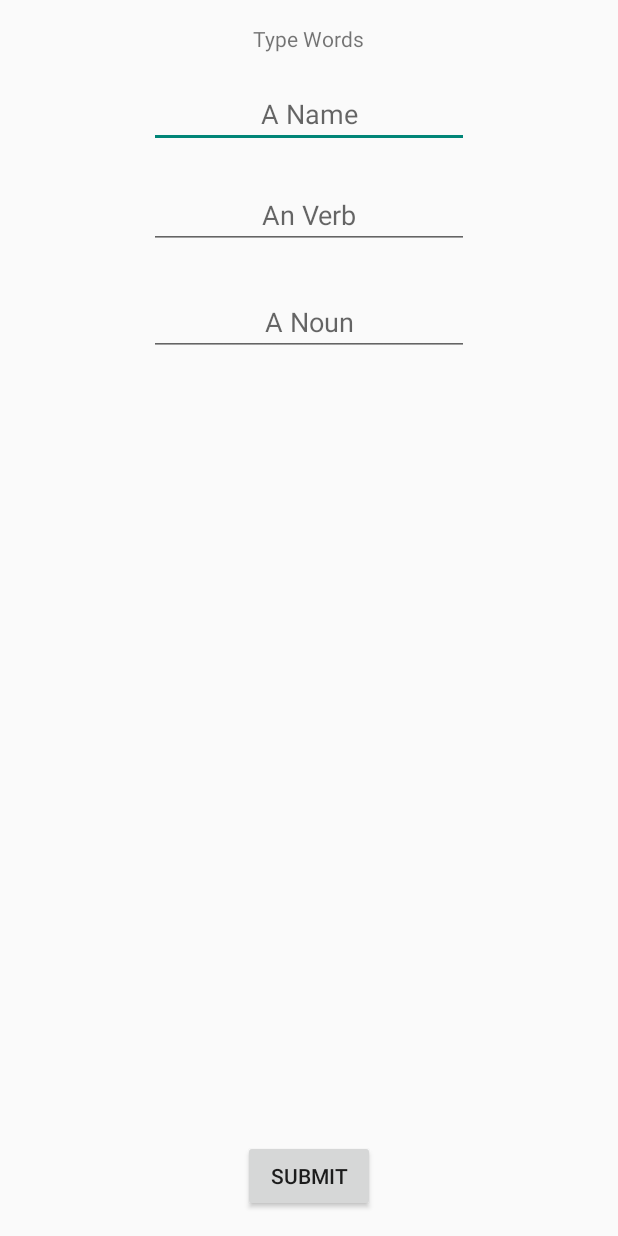
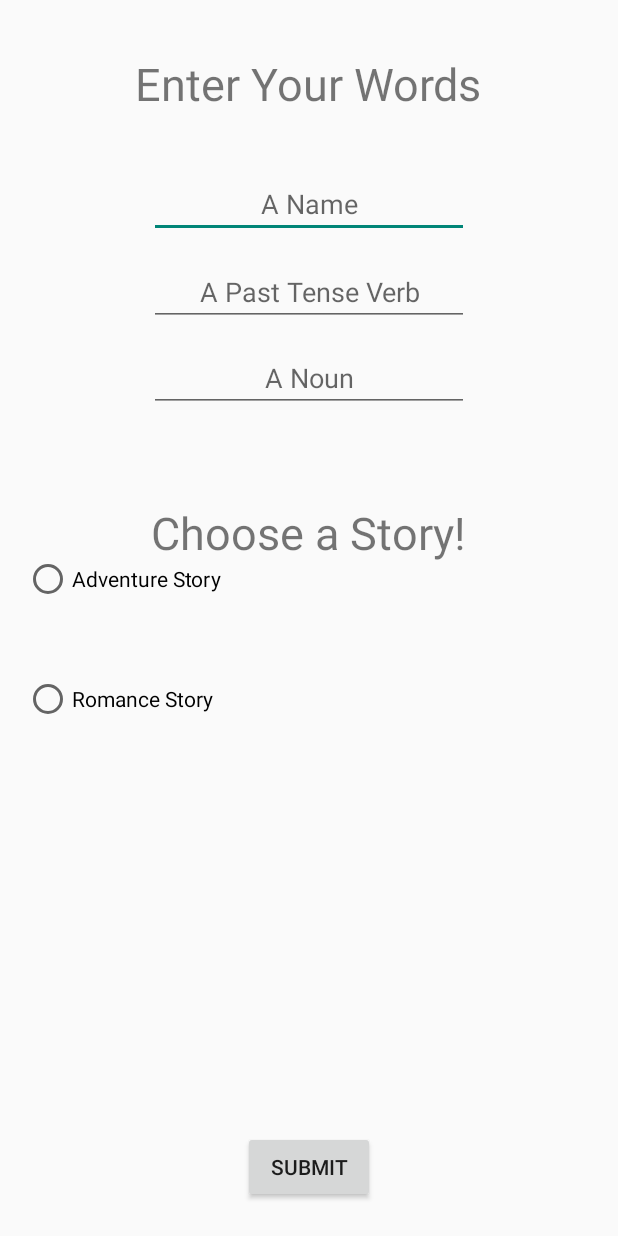
Before and after one commit to ChanceMagno/Mad-Libs-android, an Android app: the screen it shows after launch (MainActivity), on a phone screen of 412 x 824 dp. Run offline under Robolectric (Android 15) with nearby library versions, the phone set to English and light mode, and no system bars; our stand-ins replace ButterKnife.

Commit message:
add radio buttons and different stories to choose from

```diff
--- a/app/src/main/java/com/example/guest/madlibs/MainActivity.java
+++ b/app/src/main/java/com/example/guest/madlibs/MainActivity.java
@@ -4,10 +4,12 @@ import android.content.Intent;
 import android.support.v7.app.AppCompatActivity;
 import android.os.Bundle;
 
+import android.util.Log;
 import android.view.Gravity;
 import android.view.View;
 import android.widget.Button;
 import android.widget.EditText;
+import android.widget.RadioButton;
 import android.widget.Toast;
 
 import butterknife.Bind;
@@ -24,7 +26,11 @@ public class MainActivity extends AppCompatActivity implements View.OnClickListe
     EditText mVerb;
     @Bind(R.id.editTextNoun)
     EditText mNoun;
-
+    @Bind(R.id.adventure)
+    Button mAdventureRadio;
+    @Bind(R.id.romance)
+    Button mRomanceRadio;
+    String storyType = "";
 
     @Override
     protected void onCreate(Bundle savedInstanceState) {
@@ -34,11 +40,29 @@ public class MainActivity extends AppCompatActivity implements View.OnClickListe
 
         mSubmitButton.setOnClickListener(this);
 
+    }
 
+    public void onRadioButtonClicked(View v) {
+        boolean checked = ((RadioButton) v).isChecked();
+        switch (v.getId()) {
+            case R.id.adventure:
+                if (checked)
+                    storyType = "adventure";
+                Log.i("adventure", storyType);
+                break;
+            case R.id.romance:
+                if (checked)
+                    storyType = "romance";
+                Log.i("test", storyType);
+                break;
+
+        }
     }
+
 
     @Override
     public void onClick(View v) {
+
 
         String name = mName.getText().toString();
         String verb = mVerb.getText().toString();
@@ -46,14 +70,17 @@ public class MainActivity extends AppCompatActivity implements View.OnClickListe
         if (noun.equals("") || verb.equals("") || name.equals("")) {
             Toast.makeText(MainActivity.this, "Fill out all inputs!", Toast.LENGTH_LONG).show();
         } else {
+
             Intent intent = new Intent(MainActivity.this, ResultActivity.class);
             intent.putExtra("name", name);
             intent.putExtra("verb", verb);
             intent.putExtra("noun", noun);
+            intent.putExtra("storyType", storyType);
             startActivity(intent);
             mName.setText("");
             mVerb.setText("");
             mNoun.setText("");
+
         }
 
     }
--- a/app/src/main/java/com/example/guest/madlibs/ResultActivity.java
+++ b/app/src/main/java/com/example/guest/madlibs/ResultActivity.java
@@ -18,8 +18,15 @@ public class ResultActivity extends AppCompatActivity {
         String name = intent.getStringExtra("name");
         String verb = intent.getStringExtra("verb");
         String noun = intent.getStringExtra("noun");
+        String storyType = intent.getStringExtra("storyType");
         mNameTextView = (TextView) findViewById(R.id.textView2);
 
-        mNameTextView.setText(String.format("%s Went on a %s ride it was great until a wild dog came up to %s him in the face", name, noun, verb));
+        if(storyType.equals("adventure")){
+            mNameTextView.setText(String.format("%s Went on a %s ride it was great until a wild dog came up to %s him in the face", name, noun, verb));
+        } else {
+            mNameTextView.setText(String.format("%s longed for their beloved partner after years apart. They bought a %s as a gift for their beloved to cherish forever. But upon receiving the gift their beloved %s it", name, noun, verb));
+        }
+
+
     }
 }
--- a/app/src/main/res/layout/activity_main.xml
+++ b/app/src/main/res/layout/activity_main.xml
@@ -10,32 +10,27 @@
     android:paddingTop="@dimen/activity_vertical_margin"
     tools:context="com.example.guest.madlibs.MainActivity">
 
-    <TextView
-        android:layout_width="wrap_content"
-        android:layout_height="wrap_content"
-        android:text="Type Words"
-        android:layout_alignParentTop="true"
-        android:layout_centerHorizontal="true" />
-
-    <Button
-        android:text="Submit"
-        android:layout_width="wrap_content"
-        android:layout_height="wrap_content"
-        android:layout_alignParentBottom="true"
-        android:layout_centerHorizontal="true"
-        android:id="@+id/submitButton" />
 
     <EditText
         android:layout_width="wrap_content"
         android:layout_height="wrap_content"
         android:inputType="textPersonName"
         android:ems="10"
-        android:layout_marginTop="37dp"
+        android:layout_marginTop="97dp"
         android:id="@+id/editTextName"
-        android:layout_below="@+id/textView"
-        android:layout_centerHorizontal="true"
         android:hint="A Name"
-        android:textAlignment="center" />
+        android:textAlignment="center"
+        android:layout_below="@+id/textView5"
+        android:layout_centerHorizontal="true" />
+
+    <TextView
+        android:layout_width="wrap_content"
+        android:layout_height="wrap_content"
+        android:text="Enter Your Words"
+        android:textSize="30sp"
+        android:layout_marginTop="19dp"
+        android:layout_alignParentTop="true"
+        android:layout_centerHorizontal="true" />
 
     <EditText
         android:layout_width="wrap_content"
@@ -43,24 +38,77 @@
         android:inputType="textPersonName"
         android:ems="10"
         android:id="@+id/editTextVerb"
-        android:layout_marginTop="22dp"
+        android:layout_marginTop="13dp"
+        android:textAlignment="center"
+        android:hint="A Past Tense Verb"
         android:layout_below="@+id/editTextName"
         android:layout_alignLeft="@+id/editTextName"
-        android:layout_alignStart="@+id/editTextName"
-        android:textAlignment="center"
-        android:hint="An Verb" />
+        android:layout_alignStart="@+id/editTextName" />
+
+    <Button
+        android:text="Submit"
+        android:layout_width="wrap_content"
+        android:layout_height="wrap_content"
+        android:id="@+id/submitButton"
+        android:layout_alignParentBottom="true"
+        android:layout_centerHorizontal="true"
+        android:layout_marginBottom="6dp" />
 
     <EditText
         android:layout_width="wrap_content"
         android:layout_height="wrap_content"
         android:inputType="textPersonName"
         android:ems="10"
-        android:layout_marginTop="26dp"
+        android:layout_marginTop="12dp"
         android:id="@+id/editTextNoun"
+        android:textAlignment="center"
+        android:hint="A Noun"
         android:layout_below="@+id/editTextVerb"
         android:layout_alignLeft="@+id/editTextVerb"
-        android:layout_alignStart="@+id/editTextVerb"
+        android:layout_alignStart="@+id/editTextVerb" />
+
+    <TextView
+        android:text="Choose a Story!"
+        android:layout_width="wrap_content"
+        android:layout_height="wrap_content"
+        android:id="@+id/textView4"
         android:textAlignment="center"
-        android:hint="A Noun" />
+        android:textSize="30sp"
+        android:layout_marginTop="60dp"
+        android:layout_below="@+id/editTextNoun"
+        android:layout_centerHorizontal="true" />
+
+    <RadioGroup
+        android:layout_width="match_parent"
+        android:layout_height="wrap_content"
+        android:layout_alignTop="@+id/textView4"
+        android:layout_alignParentLeft="true"
+        android:layout_alignParentStart="true"
+        android:layout_marginTop="35dp">
+
+        <RadioButton
+            android:text="Adventure Story"
+            android:layout_width="wrap_content"
+            android:layout_height="wrap_content"
+            android:layout_marginBottom="48dp"
+            android:id="@+id/adventure"
+            android:layout_alignBottom="@+id/romance"
+            android:layout_centerHorizontal="true"
+            android:textAlignment="center"
+            android:onClick="onRadioButtonClicked"/>
+
+        <RadioButton
+            android:text="Romance Story"
+            android:layout_width="wrap_content"
+            android:layout_height="wrap_content"
+            android:id="@+id/romance"
+            android:textAlignment="center"
+            android:layout_above="@+id/submitButton"
+            android:layout_alignRight="@+id/adventure"
+            android:layout_alignEnd="@+id/adventure"
+            android:layout_marginBottom="16dp"
+            android:onClick="onRadioButtonClicked"/>
+    </RadioGroup>
+
 
 </RelativeLayout>
```
